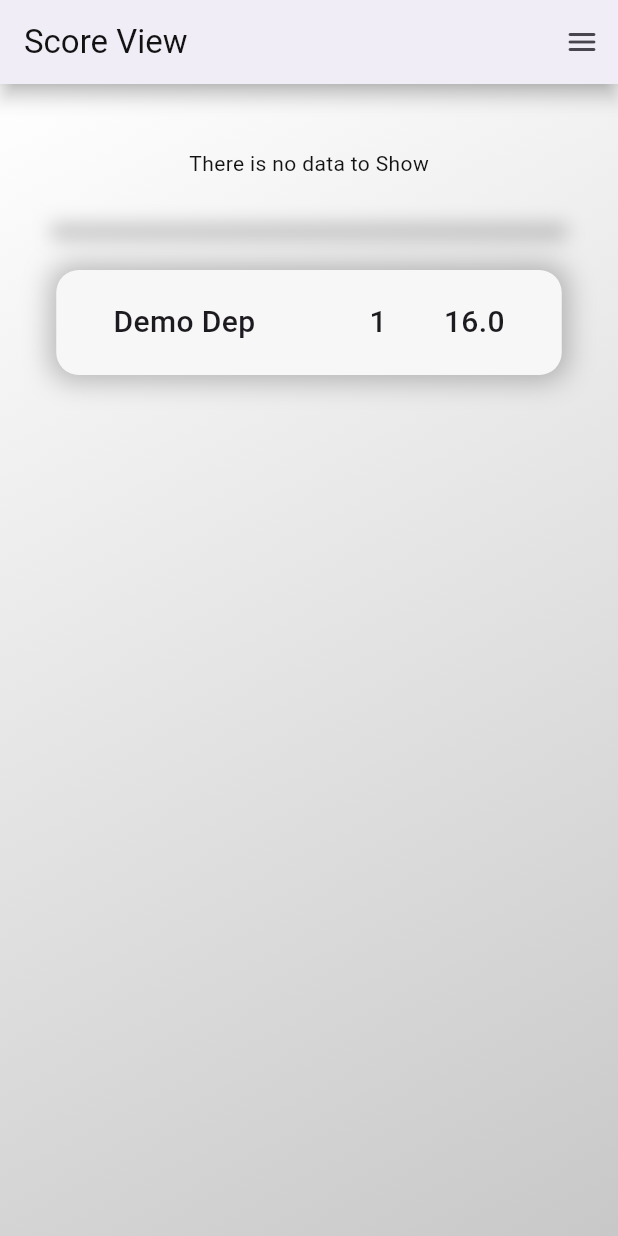
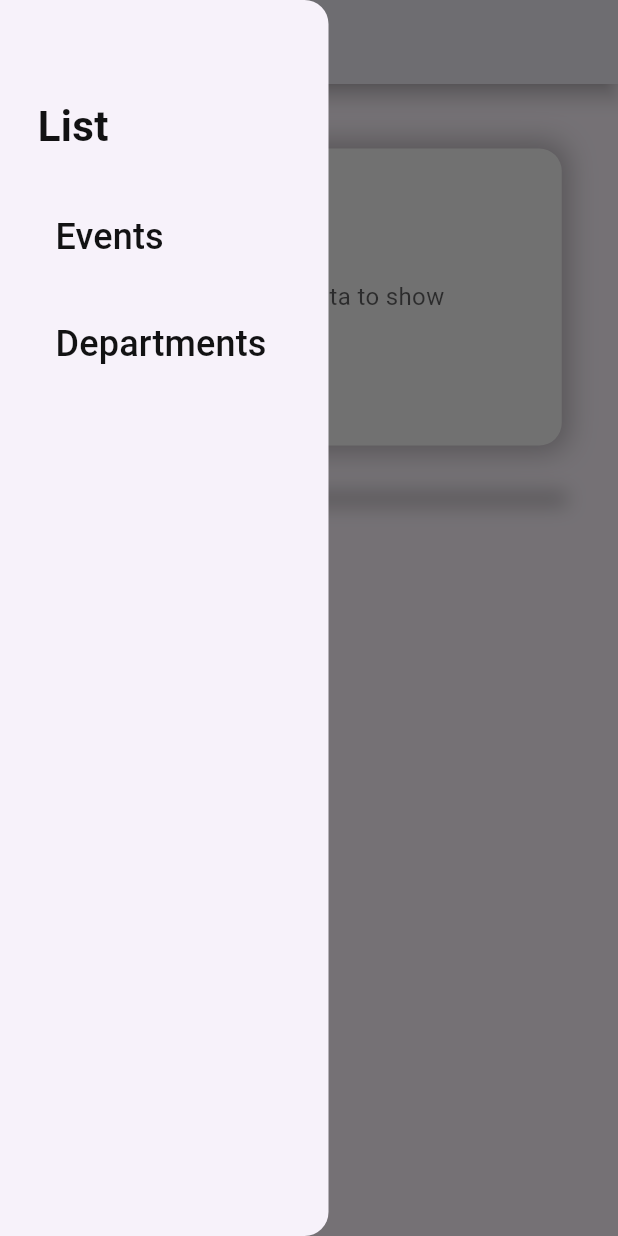
Before and after one commit to Pushpender-18/CUFest, a Flutter app: the screen it shows after launch, with the side drawer open (before the commit the screen has no drawer), on a phone screen of 412 x 824 dp. Run offline on Flutter 3.47's test engine with Material 3 defaults, Android fonts, the phone set to English and light mode, and no system bars; our stand-ins replace cloud_firestore, firebase_core; accounts and stored records are empty; Roboto replaces fonts that are missing (Robot).

Commit message:
Data fetching done Added the side drawer     Connected the buttons with the repective screen Added the following screens (Empty)     - Choose event     - Choose department     - Event     - Department Added data refreshing
Data is now passed from score screen to bar graph widget

```diff
--- a/user/lib/data_provider.dart
+++ b/user/lib/data_provider.dart
@@ -1,5 +1,7 @@
 import 'package:flutter/foundation.dart';
 import 'package:cloud_firestore/cloud_firestore.dart';
+
+enum ScreenState { score, departmentChoose, eventChoose, department, event }
 
 class EventRepository extends ChangeNotifier {
   EventRepository();
@@ -7,9 +9,12 @@ class EventRepository extends ChangeNotifier {
   final CollectionReference collection =
       FirebaseFirestore.instance.collection('events');
 
-  List<Map<String, Map<String, dynamic>>> getData() {
+  List<Map<String, Map<String, dynamic>>> eventData = [];
+
+  List<Map<String, Map<String, dynamic>>> get getEventData => eventData;
+
+  void updateData() {
     //  Event Data Format
-    List<Map<String, Map<String, dynamic>>> eventData = [];
     collection.get().then((value) {
       final events = value.docs;
       for (QueryDocumentSnapshot event in events) {
@@ -17,7 +22,7 @@ class EventRepository extends ChangeNotifier {
         eventData.add({event.id: data});
       }
     });
-    return eventData;
+    notifyListeners();
   }
 }
 
@@ -25,21 +30,37 @@ class DepartmentRepository extends ChangeNotifier {
   DepartmentRepository();
 
   final collection = FirebaseFirestore.instance.collection('departments');
+  Map<String, Map<String, dynamic>> graphData = {};
+  Map<String, Map<String, dynamic>> depData = {};
 
-  Map<String, Map<String, dynamic>> getData() {
+  Map<String, Map<String, dynamic>> get getGraphData => graphData;
+  Map<String, Map<String, dynamic>> get getDepartmentData => depData;
+
+  void updateData() async {
     //  Department Data Format
-    Map<String, Map<String, dynamic>> graphData = {};
-    collection.get().then((value) {
+    await collection.get().then((value) {
       final standings = value.docs;
       for (QueryDocumentSnapshot standing in standings) {
         final data = standing.data() as Map<String, dynamic>;
-        graphData[standing.id] = data;
+        depData[standing.id] = data;
+        if (data['pos'] < 6) {
+          graphData[standing.id] = data;
+        }
       }
     });
-    return graphData;
+    notifyListeners();
   }
 }
 
-class ScreenState extends ChangeNotifier {
-  ScreenState();
+class ScreenStateProvider extends ChangeNotifier {
+  ScreenStateProvider();
+
+  ScreenState _state = ScreenState.score;
+
+  ScreenState get state => _state;
+
+  void update(ScreenState newState) {
+    _state = newState;
+    notifyListeners();
+  }
 }
--- a/user/lib/main.dart
+++ b/user/lib/main.dart
@@ -2,6 +2,10 @@
 import 'package:firebase_core/firebase_core.dart';
 import 'package:provider/provider.dart';
 import 'package:user/data_provider.dart';
+import 'package:user/screen/department.dart';
+import 'package:user/screen/department_choose_screen.dart';
+import 'package:user/screen/event.dart';
+import 'package:user/screen/event_choose_screen.dart';
 import 'firebase_options.dart';
 import 'screen/socre_screen.dart';
 
@@ -16,6 +20,12 @@
       providers: [
         ChangeNotifierProvider(
           create: (_) => EventRepository(),
+        ),
+        ChangeNotifierProvider(
+          create: (_) => DepartmentRepository(),
+        ),
+        ChangeNotifierProvider(
+          create: (_) => ScreenStateProvider(),
         ),
       ],
       child: const MainPage(),
@@ -32,7 +42,35 @@
 
 class _MainPageState extends State<MainPage> {
   @override
+  void initState() {
+    super.initState();
+
+    WidgetsBinding.instance.addPostFrameCallback((timeStamp) {
+      final depData = Provider.of<DepartmentRepository>(context, listen: false);
+      final eventData = Provider.of<EventRepository>(context, listen: false);
+      depData.updateData();
+      eventData.updateData();
+    });
+  }
+
+  @override
   Widget build(BuildContext context) {
-    return const ScorePage();
+    final screenStateProvider = Provider.of<ScreenStateProvider>(context);
+    ScreenState screenState = screenStateProvider.state;
+    switch (screenState) {
+      case ScreenState.score:
+        return const ScorePage();
+      case ScreenState.departmentChoose:
+        return const DepartmentChooseScreen();
+      case ScreenState.eventChoose:
+        return const EventChooseScreen();
+      case ScreenState.event:
+        return const EventScreen();
+      case ScreenState.department:
+        return const DepartmentScreen();
+      default:
+        print("Error");
+        return const ScorePage();
+    }
   }
 }
--- /dev/null
+++ b/user/lib/screen/department.dart
@@ -0,0 +1,17 @@
+import 'package:flutter/material.dart';
+
+class DepartmentScreen extends StatelessWidget {
+  const DepartmentScreen({super.key});
+
+  @override
+  Widget build(BuildContext context) {
+    return MaterialApp(
+      home: Scaffold(
+        appBar: AppBar(
+          title: Text("Department"),
+        ),
+        body: Container(),
+      ),
+    );
+  }
+}
--- /dev/null
+++ b/user/lib/screen/department_choose_screen.dart
@@ -0,0 +1,14 @@
+import 'package:flutter/material.dart';
+
+class DepartmentChooseScreen extends StatelessWidget {
+  const DepartmentChooseScreen({super.key});
+
+  @override
+  Widget build(BuildContext context) {
+    return MaterialApp(
+      home: Scaffold(
+        body: Container(),
+      ),
+    );
+  }
+}
--- /dev/null
+++ b/user/lib/screen/event.dart
@@ -0,0 +1,17 @@
+import 'package:flutter/material.dart';
+
+class EventScreen extends StatelessWidget {
+  const EventScreen({super.key});
+
+  @override
+  Widget build(BuildContext context) {
+    return MaterialApp(
+      home: Scaffold(
+        appBar: AppBar(
+          title: Text("Event"),
+        ),
+        body: Container(),
+      ),
+    );
+  }
+}
--- /dev/null
+++ b/user/lib/screen/event_choose_screen.dart
@@ -0,0 +1,14 @@
+import 'package:flutter/material.dart';
+
+class EventChooseScreen extends StatelessWidget {
+  const EventChooseScreen({super.key});
+
+  @override
+  Widget build(BuildContext context) {
+    return MaterialApp(
+      home: Scaffold(
+        body: Container(),
+      ),
+    );
+  }
+}
--- a/user/lib/screen/socre_screen.dart
+++ b/user/lib/screen/socre_screen.dart
@@ -1,5 +1,6 @@
 import 'package:flutter/material.dart';
-import 'package:user/widgets/department_card.dart';
+import 'package:provider/provider.dart';
+import 'package:user/data_provider.dart';
 import 'package:user/widgets/bar_graph.dart';
 
 class ScorePage extends StatefulWidget {
@@ -10,8 +11,24 @@ class ScorePage extends StatefulWidget {
 }
 
 class _ScorePageState extends State<ScorePage> {
+  List<String> getDepNamesForGraph(DepartmentRepository depData) {
+    return depData.graphData.keys.toList();
+  }
+
+  List<int> getDepPointsForGraph(DepartmentRepository depData) {
+    List<int> points = [];
+    Map<String, Map<String, dynamic>> data = depData.graphData;
+    for (String depName in data.keys) {
+      points.add(data[depName]!['points']);
+    }
+    return points;
+  }
+
   @override
   Widget build(BuildContext context) {
+    final depData = Provider.of<DepartmentRepository>(context);
+    final screenStateProvider = Provider.of<ScreenStateProvider>(context);
+
     return MaterialApp(
       theme: ThemeData(useMaterial3: true),
       home: Scaffold(
@@ -24,16 +41,83 @@ class _ScorePageState extends State<ScorePage> {
             style: TextStyle(
               color: Color(0xff121213),
               fontFamily: 'Roboto',
+              fontSize: 24,
             ),
           ),
-          actions: [
-            IconButton(
-              onPressed: () {},
-              icon: const Icon(Icons.menu_rounded),
+        ),
+        drawer: Drawer(
+          width: 219,
+          child: Row(
+            children: [
+              const SizedBox(
+                width: 25,
+              ),
+              Column(
+                crossAxisAlignment: CrossAxisAlignment.start,
+                children: [
+                  const SizedBox(
+                    height: 64,
+                  ),
+                  const Text(
+                    "List",
+                    textAlign: TextAlign.left,
+                    style: TextStyle(
+                      fontFamily: 'Roboto',
+                      fontWeight: FontWeight.bold,
+                      fontSize: 28,
+                      color: Color(0xff121213),
+                    ),
+                  ),
+                  const SizedBox(
+                    height: 29,
+                  ),
+                  TextButton(
+                    onPressed: () {
+                      screenStateProvider.update(ScreenState.eventChoose);
+                    },
+                    child: const Text(
+                      "Events",
+                      textAlign: TextAlign.left,
+                      style: TextStyle(
+                        fontFamily: 'Roboto',
+                        fontWeight: FontWeight.w500,
+                        fontSize: 24,
+                        color: Color(0xff121213),
+                      ),
+                    ),
+                  ),
+                  const SizedBox(
+                    height: 21,
+                  ),
+                  TextButton(
+                    onPressed: () {
+                      screenStateProvider.update(ScreenState.departmentChoose);
+                    },
+                    child: const Text(
+                      "Departments",
+                      textAlign: TextAlign.left,
+                      style: TextStyle(
+                        fontFamily: 'Roboto',
+                        fontWeight: FontWeight.w500,
+                        fontSize: 24,
+                        color: Color(0xff121213),
+                      ),
+                    ),
                   ),
                 ],
               ),
-        body: Container(
+            ],
+          ),
+        ),
+        body: RefreshIndicator(
+          onRefresh: () {
+            depData.updateData();
+
+            return Future.delayed(Duration.zero);
+          },
+          child: ListView(
+            children: [
+              Container(
                 width: double.maxFinite,
                 height: double.maxFinite,
                 decoration: const BoxDecoration(
@@ -53,9 +137,9 @@ class _ScorePageState extends State<ScorePage> {
                     const SizedBox(
                       height: 43,
                     ),
-              const BarGraph(
-                depNames: [],
-                points: [],
+                    BarGraph(
+                      depNames: getDepNamesForGraph(depData),
+                      points: getDepPointsForGraph(depData),
                     ),
                     const SizedBox(
                       height: 35,
@@ -79,7 +163,9 @@ class _ScorePageState extends State<ScorePage> {
                     const SizedBox(
                       height: 25,
                     ),
-              const DepartmentCard(name: "Demo Dep", points: 16, pos: 1),
+                  ],
+                ),
+              ),
             ],
           ),
         ),
--- a/user/lib/widgets/bar_graph.dart
+++ b/user/lib/widgets/bar_graph.dart
@@ -5,7 +5,12 @@ class BarGraph extends StatelessWidget {
   const BarGraph({super.key, required this.depNames, required this.points});
 
   final List<String> depNames;
-  final List<double> points;
+  final List<int> points;
+
+  int getMax(List<int> points) {
+    points.sort();
+    return points[-1];
+  }
 
   @override
   Widget build(BuildContext context) {
@@ -16,17 +21,7 @@ class BarGraph extends StatelessWidget {
       const Color.fromARGB(255, 67, 215, 239),
       const Color.fromARGB(255, 162, 162, 204),
     ];
-    return depNames.isEmpty
-        ? const Center(
-            child: Text(
-              "There is no data to Show",
-              style: TextStyle(
-                color: Color(0xff121213),
-                fontFamily: "Roboto",
-              ),
-            ),
-          )
-        : Container(
+    return Container(
       height: 198,
       width: 337,
       decoration: const BoxDecoration(
@@ -42,7 +37,18 @@ class BarGraph extends StatelessWidget {
         ],
         color: Color.fromARGB(255, 247, 247, 247),
       ),
-            child: Column(
+      child: depNames.isEmpty
+          ? const Center(
+              child: Text(
+                "There is no data to show",
+                style: TextStyle(
+                  fontFamily: 'Robot',
+                  fontSize: 16,
+                  color: Color(0xaa121213),
+                ),
+              ),
+            )
+          : Column(
               crossAxisAlignment: CrossAxisAlignment.start,
               mainAxisAlignment: MainAxisAlignment.end,
               children: [
```
Lines whose indentation alone changed are shown as unchanged.
